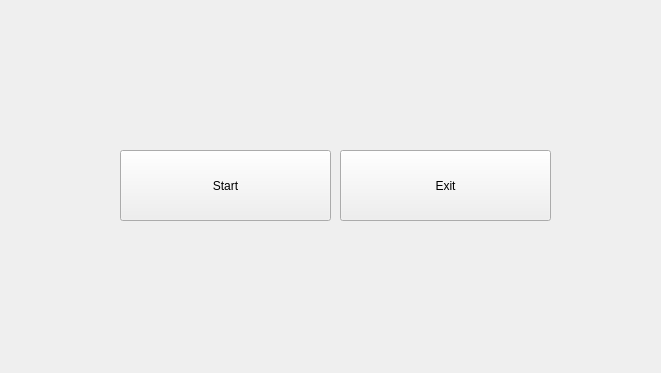
Old version of the form menu.ui in the repository MohamESalem/Clash-of-Clans-QT.
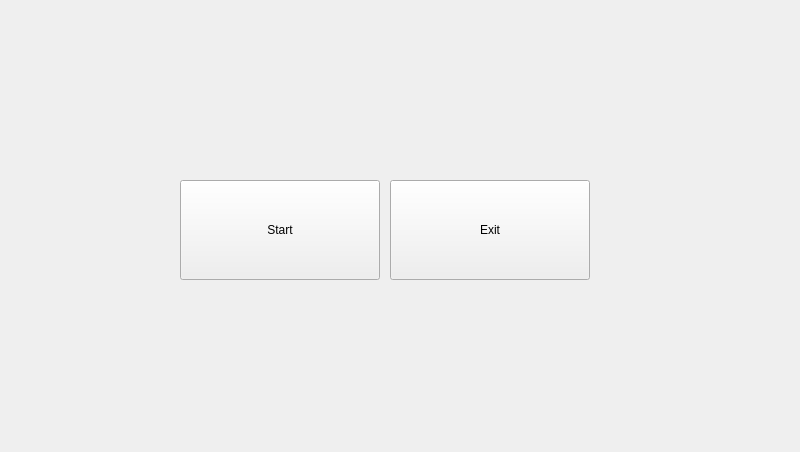
New version of the form.

```diff
--- a/menu.ui
+++ b/menu.ui
@@ -6,20 +6,32 @@
    <rect>
     <x>0</x>
     <y>0</y>
-    <width>661</width>
-    <height>373</height>
+    <width>800</width>
+    <height>452</height>
    </rect>
   </property>
+  <property name="minimumSize">
+   <size>
+    <width>598</width>
+    <height>0</height>
+   </size>
+  </property>
+  <property name="maximumSize">
+   <size>
+    <width>16777215</width>
+    <height>452</height>
+   </size>
+  </property>
   <property name="windowTitle">
    <string>Form</string>
   </property>
   <widget class="QPushButton" name="startButton">
    <property name="geometry">
     <rect>
-     <x>120</x>
-     <y>150</y>
-     <width>211</width>
-     <height>71</height>
+     <x>180</x>
+     <y>180</y>
+     <width>200</width>
+     <height>100</height>
     </rect>
    </property>
    <property name="text">
@@ -29,10 +41,10 @@
   <widget class="QPushButton" name="exitButton">
    <property name="geometry">
     <rect>
-     <x>340</x>
-     <y>150</y>
-     <width>211</width>
-     <height>71</height>
+     <x>390</x>
+     <y>180</y>
+     <width>200</width>
+     <height>100</height>
     </rect>
    </property>
    <property name="text">
```
